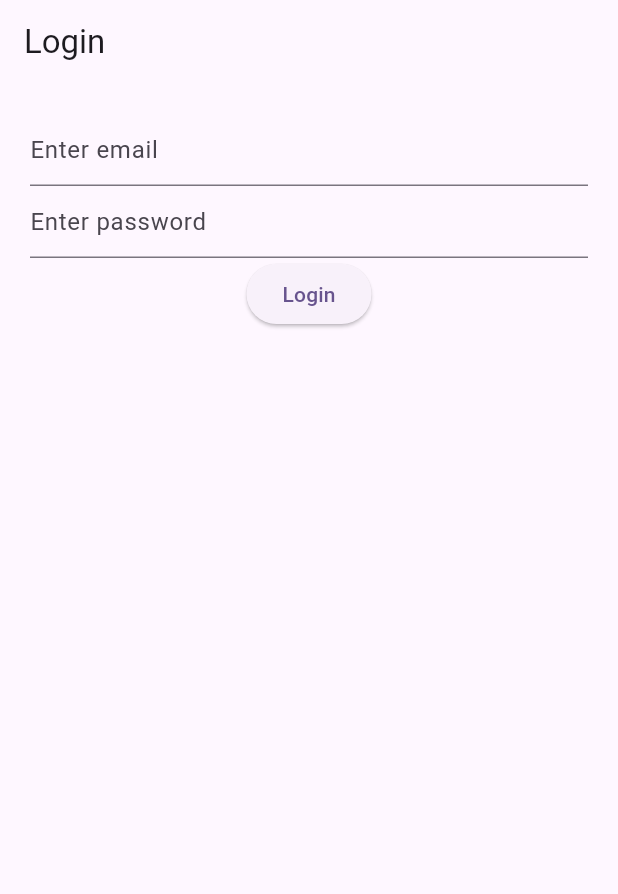
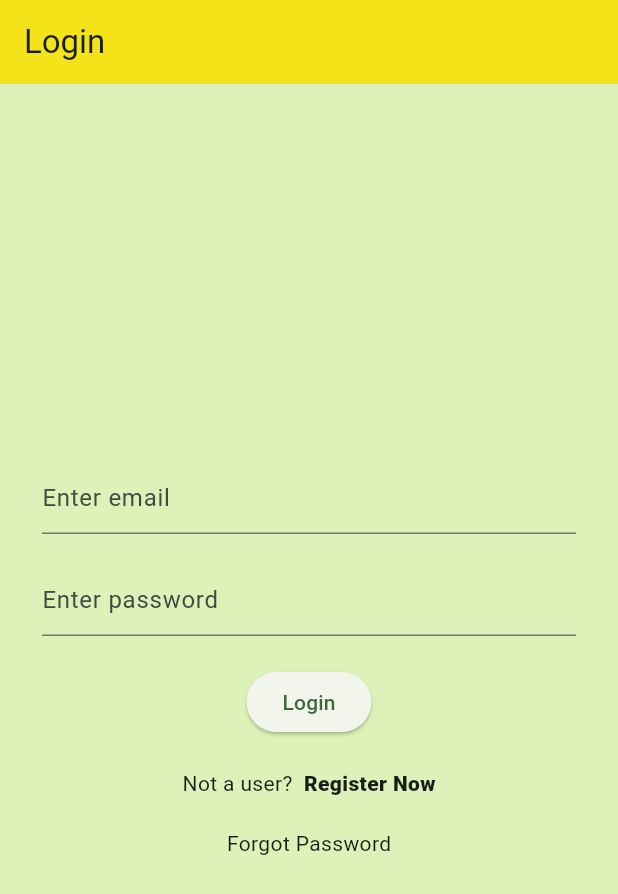
Before and after one commit to VidushiSingh56/EmailAuth, a Flutter app: the screen it shows after launch, on a phone screen of 412 x 824 dp. Shown: the top 894 px of the screen. Run offline on Flutter 3.47's test engine with Material 3 defaults, Android fonts, the phone set to English and light mode, and no system bars; our stand-ins replace firebase_auth, firebase_core, get; accounts and stored records are empty.

Commit message:
Sign Up and Forgot Password

```diff
--- a/lib/login.dart
+++ b/lib/login.dart
@@ -1,5 +1,9 @@
 import 'package:firebase_auth/firebase_auth.dart';
 import 'package:flutter/material.dart';
+import 'package:get/get.dart';
+import 'package:get/get_core/src/get_main.dart';
+import 'package:projectemailauthdec1/forgot.dart';
+import 'package:projectemailauthdec1/signup.dart';
 
 class Login extends StatefulWidget {
   const Login({super.key});
@@ -13,34 +17,84 @@ class _LoginState extends State<Login> {
   TextEditingController email = TextEditingController();
   TextEditingController password = TextEditingController();
 
-  signIn()async{
+  signIn()async
+  {
     await FirebaseAuth.instance.signInWithEmailAndPassword(email: email.text, password: password.text);
   }
 
   @override
   Widget build(BuildContext context) {
     return Scaffold(
-      appBar: AppBar(title: Text("Login"),),
+      appBar: AppBar(
+        title: Text("Login"),
+        backgroundColor: Color(0xE7F6E107), // ARGB format
+      ),
       body: Padding(
+        padding: const EdgeInsets.all(8.0),
+        child: Center(
+          child: SingleChildScrollView(
             padding: const EdgeInsets.all(20.0),
+            child: Center(
               child: Column(
+                mainAxisSize: MainAxisSize.min,
                 children: [
                   TextField(
-              controller:email,
-              decoration:InputDecoration(hintText: 'Enter email') ,
+                    controller: email,
+                    decoration: InputDecoration(hintText: 'Enter email'),
                   ),
+                  SizedBox(height: 20),
                   TextField(
-              controller:password,
-              decoration:InputDecoration(hintText: 'Enter password'),
+                    controller: password,
+                    obscureText: true, // To hide the password input
+                    decoration: InputDecoration(hintText: 'Enter password'),
+                  ),
+                  SizedBox(height: 20),
+                  ElevatedButton(
+                    onPressed: signIn,
+                    child: Text("Login"),
+                  ),
+                  SizedBox(height: 20),
+                  // Center the "Not a user? Register Now" text
+                  Center(
+                    child: Row(
+                      mainAxisSize: MainAxisSize.min, // Ensures the row only takes the necessary width
+                      children: [
+                        Text("Not a user?  "),
+                        GestureDetector(
+                          onTap: (){
+                            Get.to(Signup());
+                          },
+                          child: Text(
+                            "Register Now",
+                            style: TextStyle(
+                              fontWeight: FontWeight.w900, // Makes it look like a link
+                            ),
                           ),
 
-            ElevatedButton(
-                onPressed: (()=>signIn()),
-                child: Text("Login"),
-            )
+                        ),
+                      ],
+                    ),
+
+                  ),
+                  SizedBox(height: 20),
+                  GestureDetector(
+                    onTap: (){
+                      Get.to(Forgot());
+                    },
+                    child: Text(
+                      "Forgot Password",
+                    ),
+
+                  ),
+
+
                 ],
               ),
             ),
+          ),
+        ),
+      ),
+      backgroundColor: Color(0xB5D2EFA1),
     );
   }
 }
--- a/lib/main.dart
+++ b/lib/main.dart
@@ -1,5 +1,6 @@
 import 'package:firebase_core/firebase_core.dart';
 import 'package:flutter/material.dart';
+import 'package:get/get.dart';
 import 'package:projectemailauthdec1/wrapper.dart';
 
 void main()async{
@@ -14,7 +15,7 @@ class MyApp extends StatelessWidget {
   // This widget is the root of your application.
   @override
   Widget build(BuildContext context) {
-    return MaterialApp(
+    return GetMaterialApp(
       title: 'Flutter Demo',
       theme: ThemeData(
         // This is the theme of your application.
@@ -32,7 +33,7 @@ class MyApp extends StatelessWidget {
         //
         // This works for code too, not just values: Most code changes can be
         // tested with just a hot reload.
-        colorScheme: ColorScheme.fromSeed(seedColor: Colors.deepPurple),
+        colorScheme: ColorScheme.fromSeed(seedColor: Colors.green),
         useMaterial3: true,
       ),
       home: Wrapper(),
--- a/pubspec.yaml
+++ b/pubspec.yaml
@@ -37,6 +37,7 @@ dependencies:
   cupertino_icons: ^1.0.8
   firebase_core: ^3.8.1
   firebase_auth: ^5.3.4
+  get: ^4.6.6
 
 dev_dependencies:
   flutter_test:
```
Also changed, not shown: lib/forgot.dart (added, +59 -0 lines), lib/signup.dart (added, +66 -0 lines), pubspec.lock. Lines whose indentation alone changed are shown as unchanged.
